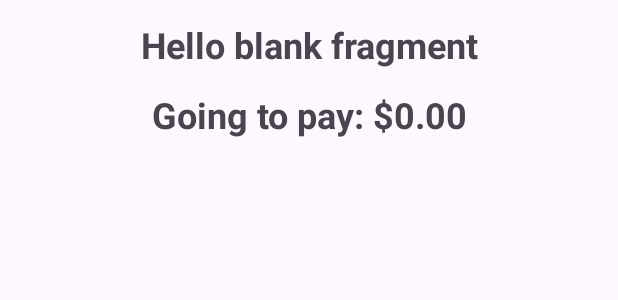
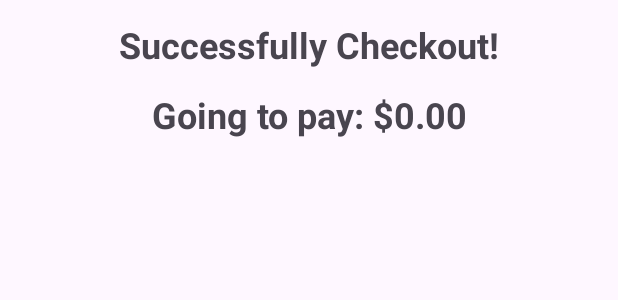
Before and after one commit to NguyenDMN/W24_3175_G12_One-ClickEat, an Android app: the layout fragment_checkout.xml on its own in the app's theme, with its tools: preview values and no code run, on a phone screen of 412 x 824 dp. Shown: the top 300 px of the screen. Run offline under Robolectric (Android 15) with nearby library versions, the phone set to English and light mode, and no system bars.

Commit message:
fix: fix view text for checkout

```diff
--- a/app/src/main/res/layout/fragment_checkout.xml
+++ b/app/src/main/res/layout/fragment_checkout.xml
@@ -17,7 +17,7 @@
             android:layout_width="match_parent"
             android:layout_height="60dp"
             android:gravity="center"
-            android:text="@string/hello_blank_fragment"
+            android:text="@string/Checkout"
             android:textAlignment="center"
             android:textSize="24sp"
             android:textStyle="bold"
--- a/app/src/main/res/values/strings.xml
+++ b/app/src/main/res/values/strings.xml
@@ -46,5 +46,6 @@
     <string name="imgViewHeart">Heart Icon</string>
     <string name="txtViewFavTitle">Favorite Shop</string>
     <string name="removeBtn">Remove</string>
+    <string name="Checkout">Successfully Checkout!</string>
 
 </resources>
```
